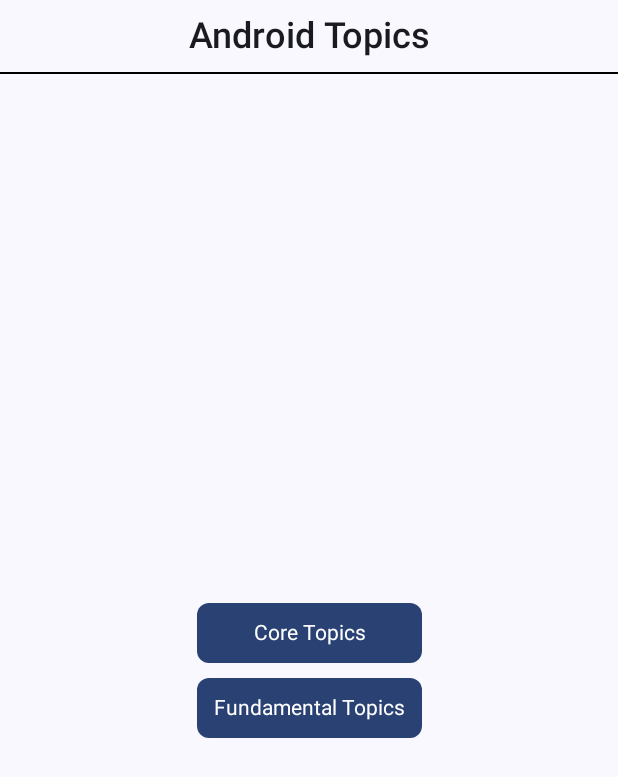
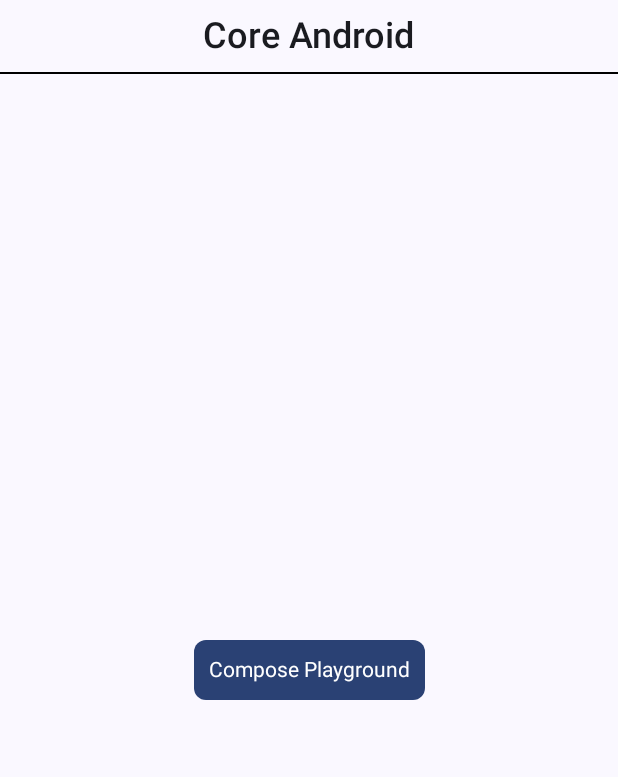
Before and after one commit to axatabyss/Android-Concept, an Android app built with Jetpack Compose: the screen it shows after launch (MainActivity), on a phone screen of 412 x 824 dp. Shown: the top 777 px of the screen. Run offline under Robolectric (Android 15) with nearby library versions, the phone set to English and light mode, and no system bars.

```diff
--- a/app/build.gradle.kts
+++ b/app/build.gradle.kts
@@ -54,11 +54,11 @@ dependencies {
     implementation("androidx.core:core-ktx:1.12.0")
     implementation("androidx.lifecycle:lifecycle-runtime-ktx:2.6.2")
     implementation("androidx.activity:activity-compose:1.8.2")
-    implementation(platform("androidx.compose:compose-bom:2023.08.00"))
     implementation("androidx.compose.ui:ui")
     implementation("androidx.compose.ui:ui-graphics")
     implementation("androidx.compose.ui:ui-tooling-preview")
     implementation("androidx.compose.material3:material3")
+    implementation(platform("androidx.compose:compose-bom:2023.10.01"))
 
     // Compose Navigation
     implementation("androidx.navigation:navigation-compose:2.7.6")
--- a/app/src/main/java/com/axat/androidconcept/core/navigation/NavigationGraph.kt
+++ b/app/src/main/java/com/axat/androidconcept/core/navigation/NavigationGraph.kt
@@ -1,11 +1,11 @@
 package com.axat.androidconcept.core.navigation
 
-import androidx.activity.compose.BackHandler
 import androidx.compose.runtime.Composable
 import androidx.navigation.NavHostController
 import androidx.navigation.compose.NavHost
 import androidx.navigation.compose.composable
 import com.axat.androidconcept.features.presentation.HomeScreen
+import com.axat.androidconcept.features.presentation.PlaygroundScreen
 
 
 @Composable
@@ -22,6 +22,10 @@ fun NavigationGraph(
             HomeScreen(navController = navController)
         }
 
+        composable(NavigationRoute.AOSP_SCREEN) {
+            PlaygroundScreen(navController = navController)
+        }
+
     }
 
 }
--- a/app/src/main/java/com/axat/androidconcept/core/navigation/NavigationRoute.kt
+++ b/app/src/main/java/com/axat/androidconcept/core/navigation/NavigationRoute.kt
@@ -4,4 +4,6 @@ object NavigationRoute {
 
     const val HOME_SCREEN = "home_screen"
 
+    const val AOSP_SCREEN = "aosp_screen"
+
 }
--- a/app/src/main/java/com/axat/androidconcept/features/presentation/HomeScreen.kt
+++ b/app/src/main/java/com/axat/androidconcept/features/presentation/HomeScreen.kt
@@ -26,6 +26,8 @@ import androidx.compose.ui.tooling.preview.Preview
 import androidx.compose.ui.unit.dp
 import androidx.compose.ui.unit.sp
 import androidx.navigation.NavController
+import com.axat.androidconcept.core.navigation.NavigationRoute
+import com.axat.androidconcept.ui.component.PulsateButton
 import com.axat.androidconcept.ui.component.bounceClick
 
 @SuppressLint("UnusedMaterial3ScaffoldPaddingParameter")
@@ -35,16 +37,6 @@ fun HomeScreen(
 ) {
 
     Scaffold() {
-        CenterScreen()
-    }
-
-}
-
-
-@Composable
-@Preview(showBackground = true)
-fun CenterScreen() {
-
         Column(
             verticalArrangement = Arrangement.Center,
             horizontalAlignment = Alignment.CenterHorizontally,
@@ -58,7 +50,7 @@ fun CenterScreen() {
                 modifier = Modifier.padding(vertical = 10.dp)
             ) {
                 Text(
-                text = "Android Topics",
+                    text = "Core Android",
                     style = TextStyle(fontSize = 24.sp, fontWeight = FontWeight.W500)
                 )
                 Divider(modifier = Modifier.padding(vertical = 10.dp), color = Color.Black)
@@ -73,35 +65,13 @@ fun CenterScreen() {
                     .weight(1f)
             ) {
 
-            PulsateButton("Core Topics") {
-
-            }
-
-            Box(modifier = Modifier.height(10.dp))
-
-            PulsateButton("Fundamental Topics") {
-
+                PulsateButton("Compose Playground") {
+                    navController.navigate(NavigationRoute.AOSP_SCREEN)
                 }
 
             }
 
         }
+    }
 
 }
-
-@Composable
-fun PulsateButton(
-    text: String, modifier: Modifier = Modifier, onClick: () -> Unit
-) {
-    Button(
-        onClick = onClick,
-        shape = RoundedCornerShape(8.dp),
-        contentPadding = PaddingValues(horizontal = 10.dp),
-        modifier = modifier
-            .height(40.dp)
-            .width(150.dp)
-            .bounceClick()
-    ) {
-        Text(text = text, style = TextStyle())
-    }
-}
--- /dev/null
+++ b/app/src/main/java/com/axat/androidconcept/ui/component/PulsateButton.kt
@@ -0,0 +1,30 @@
+package com.axat.androidconcept.ui.component
+
+import androidx.compose.foundation.layout.PaddingValues
+import androidx.compose.foundation.layout.height
+import androidx.compose.foundation.layout.width
+import androidx.compose.foundation.shape.RoundedCornerShape
+import androidx.compose.material3.Button
+import androidx.compose.material3.Text
+import androidx.compose.runtime.Composable
+import androidx.compose.ui.Modifier
+import androidx.compose.ui.text.TextStyle
+import androidx.compose.ui.unit.dp
+
+
+
+@Composable
+fun PulsateButton(
+    text: String, modifier: Modifier = Modifier, onClick: () -> Unit
+) {
+    Button(
+        onClick = onClick,
+        shape = RoundedCornerShape(8.dp),
+        contentPadding = PaddingValues(horizontal = 10.dp),
+        modifier = modifier
+            .height(40.dp)
+            .bounceClick()
+    ) {
+        Text(text = text, style = TextStyle())
+    }
+}
```
Also changed, not shown: app/src/main/java/com/axat/androidconcept/features/presentation/AOSPArchitectureScreen.kt (added, +96 -0 lines). Lines whose indentation alone changed are shown as unchanged.
